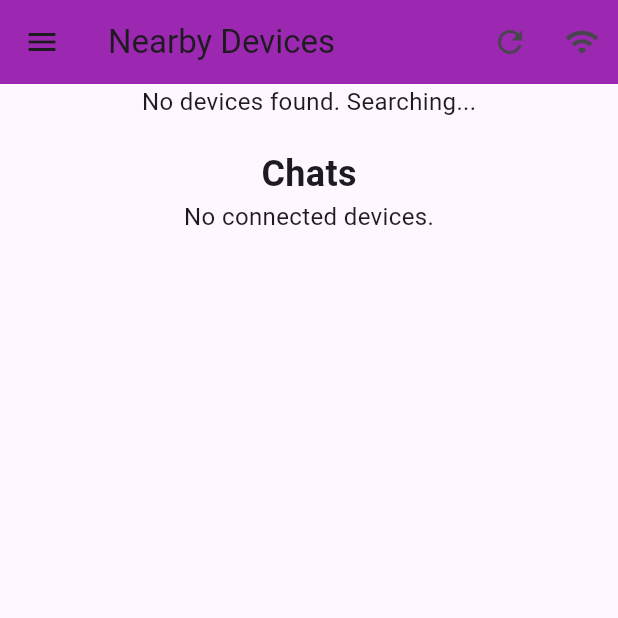
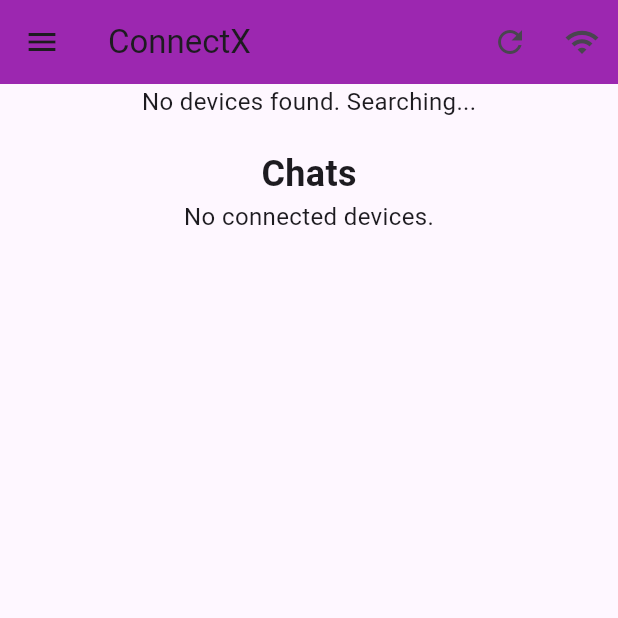
Before and after one commit to Socrates310/test_app, a Flutter app: the HomePage screen opened directly, on a phone screen of 412 x 824 dp, the top half of it. Run offline on Flutter 3.47's test engine with Material 3 defaults, Android fonts, the light colour scheme and no system bars; our stand-ins replace device_info_plus, dio, shared_preferences; missing offline and left inert: filesystem_picker, flutter_p2p_connection, mime_type; accounts and stored records are empty; statements that could not run were skipped.

Commit message:
Discarded old homepage

```diff
--- a/lib/screens/first_time_login.dart
+++ b/lib/screens/first_time_login.dart
@@ -1,6 +1,7 @@
 import 'package:flutter/material.dart';
 import 'package:shared_preferences/shared_preferences.dart';
-import 'homepageold.dart';
+import 'homepage.dart';
+//import 'homepageold.dart';
 import 'package:device_info_plus/device_info_plus.dart';
 import 'dart:io';
 
@@ -49,7 +50,7 @@
         Navigator.pushReplacement(
           context,
           MaterialPageRoute(
-            builder: (context) => const MyHomePage(title: "ConnectX"),
+            builder: (context) => const HomePage(),
           ),
         );
       }
--- a/lib/screens/homepage.dart
+++ b/lib/screens/homepage.dart
@@ -70,7 +70,7 @@
   Widget build(BuildContext context) {
     return Scaffold(
       appBar: AppBar(
-        title: const Text('Nearby Devices'),
+        title: const Text('ConnectX'),
         actions: [
           IconButton(
             icon: const Icon(Icons.refresh),
--- a/pubspec.yaml
+++ b/pubspec.yaml
@@ -2,7 +2,7 @@
 description: "A new Flutter project."
 publish_to: 'none'
 
-version: 0.23.0+54
+version: 0.23.2+56
 
 environment:
   sdk: ^3.6.0
```
Also changed, not shown: lib/main.dart (+13 -5 lines).
